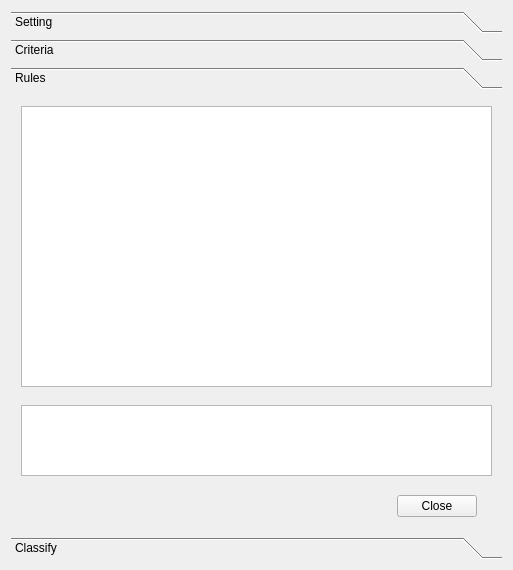
First picture: the form in geoRULES.ui, repository gmassei/VectorMCDA, before the edit.
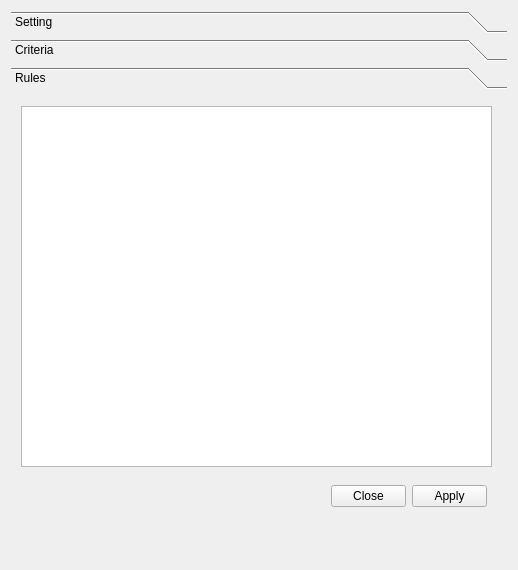
Second picture: the form after the edit. The open tabs and pages were chosen to show the change.

Patch:
```diff
--- a/geoRULES.ui
+++ b/geoRULES.ui
@@ -6,7 +6,7 @@
    <rect>
     <x>0</x>
     <y>0</y>
-    <width>513</width>
+    <width>518</width>
     <height>570</height>
    </rect>
   </property>
@@ -363,75 +363,20 @@
        <rect>
         <x>0</x>
         <y>0</y>
-        <width>495</width>
+        <width>500</width>
         <height>432</height>
        </rect>
       </property>
       <attribute name="label">
        <string>Rules</string>
       </attribute>
-      <widget class="QDialogButtonBox" name="RulesBtnBox">
-       <property name="geometry">
-        <rect>
-         <x>310</x>
-         <y>400</y>
-         <width>156</width>
-         <height>23</height>
-        </rect>
-       </property>
-       <property name="standardButtons">
-        <set>QDialogButtonBox::Close</set>
-       </property>
-      </widget>
       <widget class="QListWidget" name="RulesListWidget">
        <property name="geometry">
         <rect>
          <x>10</x>
          <y>11</y>
          <width>471</width>
-         <height>281</height>
-        </rect>
-       </property>
-       <property name="acceptDrops">
-        <bool>true</bool>
-       </property>
-      </widget>
-      <widget class="QTextEdit" name="ruleEdit">
-       <property name="geometry">
-        <rect>
-         <x>10</x>
-         <y>310</y>
-         <width>471</width>
-         <height>71</height>
-        </rect>
-       </property>
-       <property name="sizePolicy">
-        <sizepolicy hsizetype="Expanding" vsizetype="Preferred">
-         <horstretch>0</horstretch>
-         <verstretch>2</verstretch>
-        </sizepolicy>
-       </property>
-      </widget>
-     </widget>
-     <widget class="QWidget" name="classifyQTbox">
-      <property name="geometry">
-       <rect>
-        <x>0</x>
-        <y>0</y>
-        <width>495</width>
-        <height>432</height>
-       </rect>
-      </property>
-      <attribute name="label">
-       <string>Classify</string>
-      </attribute>
-      <widget class="QListWidget" name="ClassifyRulesWidget">
-       <property name="geometry">
-        <rect>
-         <x>10</x>
-         <y>20</y>
-         <width>471</width>
-         <height>301</height>
+         <height>361</height>
         </rect>
        </property>
        <property name="acceptDrops">
@@ -442,13 +387,13 @@
        <property name="geometry">
         <rect>
          <x>320</x>
-         <y>360</y>
+         <y>390</y>
          <width>156</width>
          <height>23</height>
         </rect>
        </property>
        <property name="standardButtons">
-        <set>QDialogButtonBox::Cancel|QDialogButtonBox::Ok</set>
+        <set>QDialogButtonBox::Apply|QDialogButtonBox::Close</set>
        </property>
       </widget>
      </widget>
```
Left out of the diff: 37 changed lines with no effect on the pictures.
